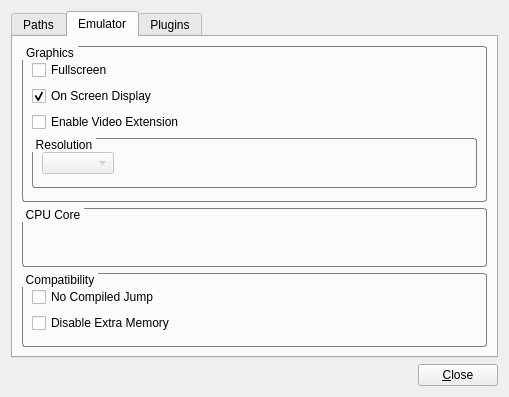
Before: the Qt Designer form src/m64py/ui/settings.ui in mupen64plus/mupen64plus-ui-python, drawn with Qt 5.
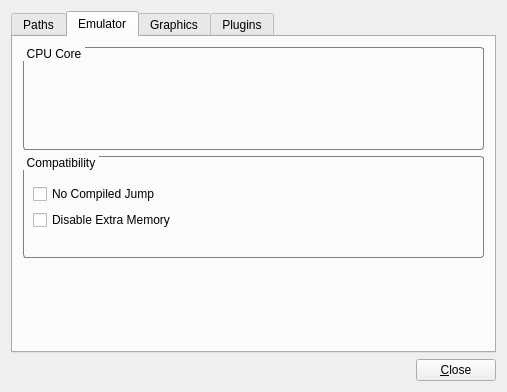
After: the same form once the commit is applied. The open tabs and pages were chosen to show the change. Icons and pictures are not drawn.

What changed in the file:
```diff
--- a/src/m64py/ui/settings.ui
+++ b/src/m64py/ui/settings.ui
@@ -6,14 +6,14 @@
    <rect>
     <x>0</x>
     <y>0</y>
-    <width>509</width>
-    <height>397</height>
+    <width>507</width>
+    <height>392</height>
    </rect>
   </property>
   <property name="windowTitle">
    <string>Settings</string>
   </property>
-  <layout class="QVBoxLayout" name="verticalLayout_2">
+  <layout class="QVBoxLayout" name="verticalLayout_14">
    <item>
     <widget class="QTabWidget" name="tabWidget">
      <property name="tabShape">
@@ -223,11 +223,24 @@
       <attribute name="title">
        <string>Emulator</string>
       </attribute>
-      <layout class="QVBoxLayout" name="verticalLayout_14">
-       <item>
+      <widget class="QWidget" name="">
+       <property name="geometry">
+        <rect>
+         <x>10</x>
+         <y>10</y>
+         <width>461</width>
+         <height>211</height>
+        </rect>
+       </property>
         <layout class="QVBoxLayout" name="verticalLayout_10">
          <item>
-          <widget class="QGroupBox" name="groupGraphics">
+         <widget class="QGroupBox" name="groupEmuMode">
+          <property name="sizePolicy">
+           <sizepolicy hsizetype="Preferred" vsizetype="Preferred">
+            <horstretch>0</horstretch>
+            <verstretch>0</verstretch>
+           </sizepolicy>
+          </property>
            <property name="autoFillBackground">
             <bool>false</bool>
            </property>
@@ -235,9 +248,7 @@
             <string notr="true">QGroupBox {
 	border: 1px solid #7F7F7F;
 	border-radius: 3px;
-	margin-top: 1ex; 
-	padding: 4px 0
-;
+	margin-top: 1ex;
  }
 
 QGroupBox::title {
@@ -247,27 +258,130 @@
  }</string>
            </property>
            <property name="title">
+           <string>CPU Core</string>
+          </property>
+          <property name="flat">
+           <bool>false</bool>
+          </property>
+          <property name="checkable">
+           <bool>false</bool>
+          </property>
+         </widget>
+        </item>
+        <item>
+         <widget class="QGroupBox" name="groupEmuMode_2">
+          <property name="sizePolicy">
+           <sizepolicy hsizetype="Preferred" vsizetype="Preferred">
+            <horstretch>0</horstretch>
+            <verstretch>0</verstretch>
+           </sizepolicy>
+          </property>
+          <property name="autoFillBackground">
+           <bool>false</bool>
+          </property>
+          <property name="styleSheet">
+           <string notr="true">QGroupBox {
+	border: 1px solid #7F7F7F;
+	border-radius: 3px;
+	margin-top: 1ex;
+ }
+
+QGroupBox::title {
+	subcontrol-origin: margin;
+	subcontrol-position: top left; 
+	padding: 0 2px;
+ }</string>
+          </property>
+          <property name="title">
+           <string>Compatibility</string>
+          </property>
+          <property name="flat">
+           <bool>false</bool>
+          </property>
+          <property name="checkable">
+           <bool>false</bool>
+          </property>
+          <layout class="QVBoxLayout" name="verticalLayout_17">
+           <item>
+            <layout class="QVBoxLayout" name="verticalLayout_16">
+             <item>
+              <widget class="QCheckBox" name="checkNoCompiledJump">
+               <property name="text">
+                <string>No Compiled Jump</string>
+               </property>
+              </widget>
+             </item>
+             <item>
+              <widget class="QCheckBox" name="checkDisableExtraMem">
+               <property name="text">
+                <string>Disable Extra Memory</string>
+               </property>
+              </widget>
+             </item>
+            </layout>
+           </item>
+          </layout>
+         </widget>
+        </item>
+       </layout>
+      </widget>
+     </widget>
+     <widget class="QWidget" name="tab_4">
+      <attribute name="title">
             <string>Graphics</string>
-           </property>
-           <property name="flat">
-            <bool>false</bool>
-           </property>
-           <property name="checkable">
-            <bool>false</bool>
+      </attribute>
+      <widget class="QWidget" name="">
+       <property name="geometry">
+        <rect>
+         <x>11</x>
+         <y>10</y>
+         <width>461</width>
+         <height>233</height>
+        </rect>
            </property>
            <layout class="QVBoxLayout" name="verticalLayout_18">
             <item>
+         <widget class="QGroupBox" name="groupGraphics">
+          <property name="sizePolicy">
+           <sizepolicy hsizetype="Preferred" vsizetype="Preferred">
+            <horstretch>0</horstretch>
+            <verstretch>0</verstretch>
+           </sizepolicy>
+          </property>
+          <property name="autoFillBackground">
+           <bool>false</bool>
+          </property>
+          <property name="styleSheet">
+           <string notr="true">QGroupBox {
+	border: 1px solid #7F7F7F;
+	border-radius: 3px;
+	margin-top: 1ex;
+ }
+
+QGroupBox::title {
+	subcontrol-origin: margin;
+	subcontrol-position: top left; 
+	padding: 0 2px;
+ }</string>
+          </property>
+          <property name="title">
+           <string>Graphics</string>
+          </property>
+          <property name="flat">
+           <bool>false</bool>
+          </property>
+          <property name="checkable">
+           <bool>false</bool>
+          </property>
              <layout class="QVBoxLayout" name="verticalLayout_15">
+           <property name="spacing">
+            <number>6</number>
+           </property>
               <item>
-               <widget class="QCheckBox" name="checkFullscreen">
-                <property name="toolTip">
-                 <string>Used only when video extension is disabled</string>
-                </property>
-                <property name="text">
-                 <string>Fullscreen</string>
-                </property>
-               </widget>
-              </item>
+            <layout class="QVBoxLayout" name="verticalLayout_2">
+             <property name="spacing">
+              <number>6</number>
+             </property>
               <item>
                <widget class="QCheckBox" name="checkOSD">
                 <property name="text">
@@ -292,7 +406,28 @@
                </widget>
               </item>
               <item>
+              <widget class="QCheckBox" name="checkKeepAspect">
+               <property name="toolTip">
+                <string>Maintain aspect-ratio on resizing</string>
+               </property>
+               <property name="text">
+                <string>Keep Aspect Ratio</string>
+               </property>
+              </widget>
+             </item>
+            </layout>
+           </item>
+          </layout>
+         </widget>
+        </item>
+        <item>
                <widget class="QGroupBox" name="groupResolution">
+          <property name="sizePolicy">
+           <sizepolicy hsizetype="Preferred" vsizetype="Preferred">
+            <horstretch>0</horstretch>
+            <verstretch>0</verstretch>
+           </sizepolicy>
+          </property>
                 <property name="autoFillBackground">
                  <bool>false</bool>
                 </property>
@@ -319,6 +454,19 @@
                  <bool>false</bool>
                 </property>
                 <layout class="QVBoxLayout" name="verticalLayout_11">
+           <item>
+            <widget class="QCheckBox" name="checkFullscreen">
+             <property name="toolTip">
+              <string>Fullscreen, used only when video extension is disabled</string>
+             </property>
+             <property name="text">
+              <string>Fullscreen</string>
+             </property>
+             <property name="checked">
+              <bool>false</bool>
+             </property>
+            </widget>
+           </item>
                  <item>
                   <layout class="QHBoxLayout" name="horizontalLayout_10">
                    <item>
@@ -356,93 +504,7 @@
                </widget>
               </item>
              </layout>
-            </item>
-           </layout>
-          </widget>
-         </item>
-         <item>
-          <widget class="QGroupBox" name="groupEmuMode">
-           <property name="autoFillBackground">
-            <bool>false</bool>
-           </property>
-           <property name="styleSheet">
-            <string notr="true">QGroupBox {
-	border: 1px solid #7F7F7F;
-	border-radius: 3px;
-	margin-top: 1ex;
-	padding: 4px 0;
- }
-
-QGroupBox::title {
-	subcontrol-origin: margin;
-	subcontrol-position: top left; 
-	padding: 0 2px;
- }</string>
-           </property>
-           <property name="title">
-            <string>CPU Core</string>
-           </property>
-           <property name="flat">
-            <bool>false</bool>
-           </property>
-           <property name="checkable">
-            <bool>false</bool>
-           </property>
-          </widget>
-         </item>
-         <item>
-          <widget class="QGroupBox" name="groupEmuMode_2">
-           <property name="autoFillBackground">
-            <bool>false</bool>
-           </property>
-           <property name="styleSheet">
-            <string notr="true">QGroupBox {
-	border: 1px solid #7F7F7F;
-	border-radius: 3px;
-	margin-top: 1ex;
-	padding: 4px 0;
- }
-
-QGroupBox::title {
-	subcontrol-origin: margin;
-	subcontrol-position: top left; 
-	padding: 0 2px;
- }</string>
-           </property>
-           <property name="title">
-            <string>Compatibility</string>
-           </property>
-           <property name="flat">
-            <bool>false</bool>
-           </property>
-           <property name="checkable">
-            <bool>false</bool>
-           </property>
-           <layout class="QVBoxLayout" name="verticalLayout_17">
-            <item>
-             <layout class="QVBoxLayout" name="verticalLayout_16">
-              <item>
-               <widget class="QCheckBox" name="checkNoCompiledJump">
-                <property name="text">
-                 <string>No Compiled Jump</string>
-                </property>
-               </widget>
-              </item>
-              <item>
-               <widget class="QCheckBox" name="checkDisableExtraMem">
-                <property name="text">
-                 <string>Disable Extra Memory</string>
-                </property>
-               </widget>
-              </item>
-             </layout>
-            </item>
-           </layout>
-          </widget>
-         </item>
-        </layout>
-       </item>
-      </layout>
+      </widget>
      </widget>
      <widget class="QWidget" name="tab_3">
       <attribute name="title">
```
Left out of the diff: 18 changed lines with no effect on the pictures. Lines whose indentation alone changed are shown as unchanged.
